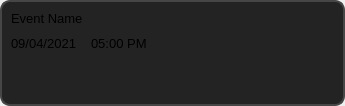
First picture: the form in reminder.ui, repository alvi-khan/Marshal, before the edit.
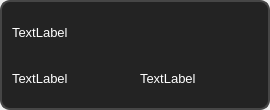
Second picture: the form after the edit.

Commit message: Added dynamic reminder addition.

The edit to the form file:
```diff
--- a/reminder.ui
+++ b/reminder.ui
@@ -6,14 +6,14 @@
    <rect>
     <x>0</x>
     <y>0</y>
-    <width>345</width>
-    <height>106</height>
+    <width>270</width>
+    <height>110</height>
    </rect>
   </property>
   <property name="maximumSize">
    <size>
-    <width>345</width>
-    <height>106</height>
+    <width>270</width>
+    <height>110</height>
    </size>
   </property>
   <property name="font">
@@ -26,13 +26,12 @@
    <string>Form</string>
   </property>
   <property name="styleSheet">
-   <string notr="true">QTextBrowser
+   <string notr="true">QFrame#container
 {
 	border: 1.5px solid rgb(70, 70, 70);
-	border-radius: 10px;
 	background-color: rgb(35, 35, 35);
-	padding: 5px;
-}</string>
+}
+</string>
   </property>
   <layout class="QVBoxLayout" name="verticalLayout">
    <property name="spacing">
@@ -51,24 +50,114 @@
     <number>0</number>
    </property>
    <item>
-    <widget class="QTextBrowser" name="textBrowser">
-     <property name="font">
-      <font>
-       <family>Segoe UI</family>
-       <pointsize>10</pointsize>
-      </font>
+    <widget class="QFrame" name="container">
+     <property name="styleSheet">
+      <string notr="true">QFrame#container
+{
+	border-radius: 10px;
+	padding: 5px;
+}
+
+QFrame#container:hover {background: #3E3E3E;}
+
+QLabel
+{
+	border: none;
+	color: rgb(255, 255, 255);
+}</string>
      </property>
-     <property name="verticalScrollBarPolicy">
-      <enum>Qt::ScrollBarAlwaysOff</enum>
+     <property name="frameShape">
+      <enum>QFrame::StyledPanel</enum>
      </property>
-     <property name="html">
-      <string>&lt;!DOCTYPE HTML PUBLIC &quot;-//W3C//DTD HTML 4.0//EN&quot; &quot;http://www.w3.org/TR/REC-html40/strict.dtd&quot;&gt;
-&lt;html&gt;&lt;head&gt;&lt;meta name=&quot;qrichtext&quot; content=&quot;1&quot; /&gt;&lt;style type=&quot;text/css&quot;&gt;
-p, li { white-space: pre-wrap; }
-&lt;/style&gt;&lt;/head&gt;&lt;body style=&quot; font-family:'Segoe UI'; font-size:10pt; font-weight:400; font-style:normal;&quot;&gt;
-&lt;p style=&quot; margin-top:10px; margin-bottom:10px; margin-left:0px; margin-right:0px; -qt-block-indent:0; text-indent:0px;&quot;&gt;Event Name&lt;/p&gt;
-&lt;p style=&quot; margin-top:10px; margin-bottom:10px; margin-left:0px; margin-right:0px; -qt-block-indent:0; text-indent:0px;&quot;&gt;09/04/2021	05:00 PM&lt;/p&gt;&lt;/body&gt;&lt;/html&gt;</string>
+     <property name="frameShadow">
+      <enum>QFrame::Raised</enum>
      </property>
+     <layout class="QVBoxLayout" name="verticalLayout_2">
+      <property name="spacing">
+       <number>5</number>
+      </property>
+      <property name="leftMargin">
+       <number>5</number>
+      </property>
+      <property name="topMargin">
+       <number>5</number>
+      </property>
+      <property name="rightMargin">
+       <number>5</number>
+      </property>
+      <property name="bottomMargin">
+       <number>5</number>
+      </property>
+      <item>
+       <widget class="QLabel" name="eventName">
+        <property name="font">
+         <font>
+          <family>Segoe UI</family>
+          <pointsize>10</pointsize>
+         </font>
+        </property>
+        <property name="text">
+         <string>TextLabel</string>
+        </property>
+       </widget>
+      </item>
+      <item>
+       <widget class="QFrame" name="innerContainer">
+        <property name="styleSheet">
+         <string notr="true">border: none;</string>
+        </property>
+        <property name="frameShape">
+         <enum>QFrame::StyledPanel</enum>
+        </property>
+        <property name="frameShadow">
+         <enum>QFrame::Raised</enum>
+        </property>
+        <layout class="QHBoxLayout" name="horizontalLayout">
+         <property name="spacing">
+          <number>10</number>
+         </property>
+         <property name="leftMargin">
+          <number>0</number>
+         </property>
+         <property name="topMargin">
+          <number>0</number>
+         </property>
+         <property name="rightMargin">
+          <number>0</number>
+         </property>
+         <property name="bottomMargin">
+          <number>0</number>
+         </property>
+         <item>
+          <widget class="QLabel" name="date">
+           <property name="font">
+            <font>
+             <family>Segoe UI</family>
+             <pointsize>10</pointsize>
+            </font>
+           </property>
+           <property name="text">
+            <string>TextLabel</string>
+           </property>
+          </widget>
+         </item>
+         <item>
+          <widget class="QLabel" name="time">
+           <property name="font">
+            <font>
+             <family>Segoe UI</family>
+             <pointsize>10</pointsize>
+            </font>
+           </property>
+           <property name="text">
+            <string>TextLabel</string>
+           </property>
+          </widget>
+         </item>
+        </layout>
+       </widget>
+      </item>
+     </layout>
     </widget>
    </item>
   </layout>
```
The commit also changes 8 other files.
